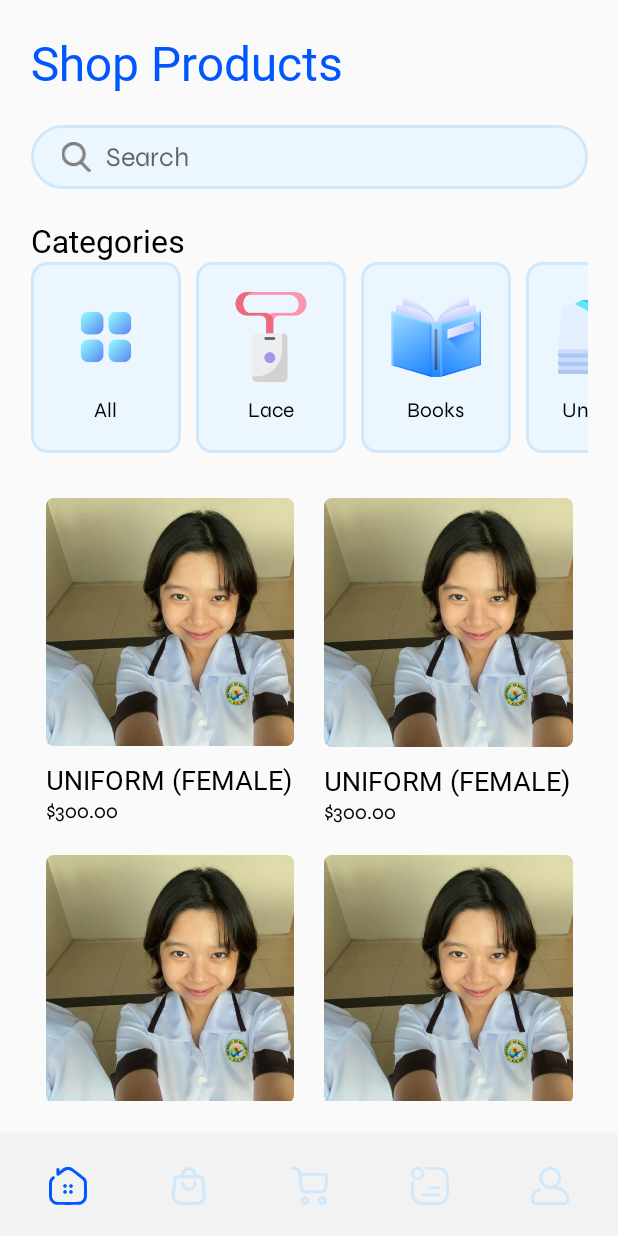
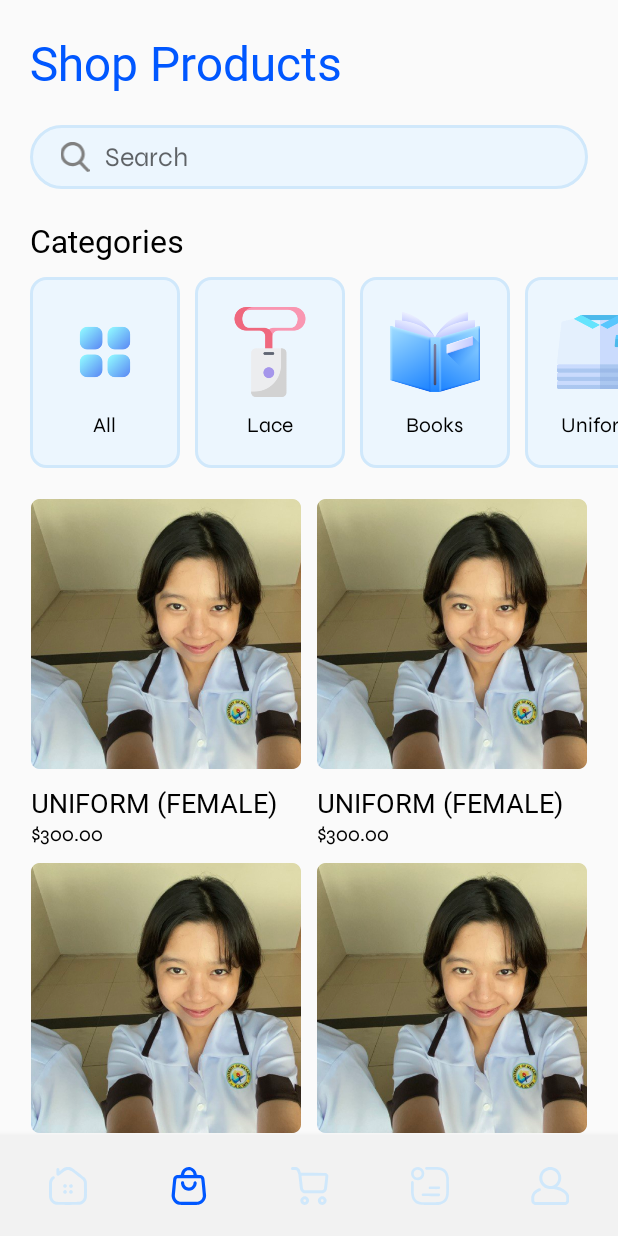
Before and after one commit to ejpalen/umak-nexus, an Android app: the Shop_Products screen opened directly, with no data from a screen before it, on a phone screen of 412 x 824 dp. Run offline under Robolectric (Android 15) with nearby library versions, the phone set to English and light mode, and no system bars.

Commit message:
Updated the design and initialized the navigation buttons functionality

```diff
--- a/app/src/main/java/com/example/umaknexus/MainActivity.java
+++ b/app/src/main/java/com/example/umaknexus/MainActivity.java
@@ -37,6 +37,7 @@ public class MainActivity extends AppCompatActivity {
             @Override
             public void onClick(View view) {
                 startActivity(new Intent(getApplicationContext(), Onboarding_Signin.class));
+                finish();
             }
         });
 
--- a/app/src/main/res/layout/activity_shop_products.xml
+++ b/app/src/main/res/layout/activity_shop_products.xml
@@ -7,12 +7,11 @@
     tools:context=".Shop_Products">
 
     <LinearLayout
-        android:layout_width="371dp"
-        android:layout_height="wrap_content"
-        android:layout_marginStart="20dp"
+        android:layout_width="0dp"
+        android:layout_height="0dp"
         android:layout_marginTop="20dp"
-        android:layout_marginEnd="20dp"
         android:orientation="vertical"
+        app:layout_constraintBottom_toTopOf="@+id/bottomNavigation"
         app:layout_constraintEnd_toEndOf="parent"
         app:layout_constraintStart_toStartOf="parent"
         app:layout_constraintTop_toTopOf="parent">
@@ -21,6 +20,7 @@
             android:id="@+id/lblShopProducts"
             android:layout_width="match_parent"
             android:layout_height="wrap_content"
+            android:layout_marginHorizontal="20dp"
             android:layout_marginBottom="20dp"
             android:fontFamily="@font/syne_bold"
             android:text="Shop Products"
@@ -30,6 +30,7 @@
         <RelativeLayout
             android:layout_width="wrap_content"
             android:layout_height="wrap_content"
+            android:layout_marginHorizontal="20dp"
             android:layout_marginBottom="20dp"
             android:background="@drawable/search_white_bg"
             android:paddingHorizontal="20dp"
@@ -57,6 +58,20 @@
                 android:hint="Search" />
         </RelativeLayout>
 
+
+        <androidx.core.widget.NestedScrollView
+            android:layout_width="match_parent"
+            android:layout_height="match_parent"
+            app:layout_constraintBottom_toTopOf="@+id/bottomNavigation"
+            app:layout_constraintEnd_toEndOf="parent"
+            app:layout_constraintStart_toStartOf="parent"
+            app:layout_constraintTop_toTopOf="parent">
+
+            <LinearLayout
+                android:layout_width="match_parent"
+                android:layout_height="wrap_content"
+                android:orientation="vertical">
+
                 <LinearLayout
                     android:layout_width="match_parent"
                     android:layout_height="wrap_content"
@@ -66,6 +81,8 @@
                         android:id="@+id/textView2"
                         android:layout_width="match_parent"
                         android:layout_height="wrap_content"
+                        android:layout_marginStart="20dp"
+                        android:layout_marginBottom="10dp"
                         android:fontFamily="@font/syne_bold"
                         android:text="Categories"
                         android:textColor="@color/black"
@@ -75,7 +92,8 @@
                         android:id="@+id/categoryRecyclerView"
                         android:layout_width="match_parent"
                         android:layout_height="wrap_content"
-                android:layout_marginBottom="20dp"
+                        android:layout_marginStart="20dp"
+                        android:layout_marginBottom="15dp"
                         android:orientation="horizontal" />
 
                 </LinearLayout>
@@ -84,8 +102,15 @@
                     android:id="@+id/shopProductRecyclerView"
                     android:layout_width="match_parent"
                     android:layout_height="wrap_content"
-            android:orientation="horizontal"
-            android:layout_marginBottom="110dp"/>
+                    android:layout_marginHorizontal="15dp"
+                    android:layout_marginBottom="20dp"
+                    android:isScrollContainer="false"
+                    android:nestedScrollingEnabled="false"
+                    android:orientation="horizontal" />
+
+            </LinearLayout>
+
+        </androidx.core.widget.NestedScrollView>
 
     </LinearLayout>
 
--- a/app/src/main/res/layout/shopproduct_item_view.xml
+++ b/app/src/main/res/layout/shopproduct_item_view.xml
@@ -9,10 +9,7 @@
         android:id="@+id/shopProduct_LinearLayout"
         android:layout_width="match_parent"
         android:layout_height="wrap_content"
-        android:layout_marginStart="10dp"
-        android:layout_marginTop="10dp"
-        android:layout_marginEnd="10dp"
-        android:layout_marginBottom="10dp"
+        android:layout_margin="5dp"
         android:orientation="vertical">
 
         <ImageView
@@ -25,7 +22,7 @@
 
         <TextView
             android:id="@+id/Product_Textview"
-            android:layout_width="wrap_content"
+            android:layout_width="match_parent"
             android:layout_height="wrap_content"
             android:layout_marginTop="10dp"
             android:fontFamily="@font/syne_semibold"
@@ -35,7 +32,7 @@
 
         <TextView
             android:id="@+id/ProductPrice_Textview"
-            android:layout_width="wrap_content"
+            android:layout_width="match_parent"
             android:layout_height="wrap_content"
             android:fontFamily="@font/syne"
             android:text="$ Price"
```
Also changed, not shown: app/src/main/AndroidManifest.xml (+7 -2 lines), app/src/main/java/com/example/umaknexus/Cart.java (deleted, +0 -56 lines), app/src/main/java/com/example/umaknexus/Cart_Item.java (+5 -5 lines), app/src/main/java/com/example/umaknexus/Cart_Page.java (added, +59 -0 lines), app/src/main/java/com/example/umaknexus/Home.java (+32 -28 lines), app/src/main/java/com/example/umaknexus/Onboarding_Signin.java (+12 -2 lines), app/src/main/java/com/example/umaknexus/Shop_Products.java (+29 -0 lines), app/src/main/res/layout/activity_cart.xml (deleted, +0 -57 lines), app/src/main/res/layout/activity_cart_page.xml (added, +62 -0 lines), app/src/main/res/layout/activity_main.xml (+14 -1 lines), app/src/main/res/layout/activity_onboarding_signin.xml (+41 -8 lines), app/src/main/res/layout/cart_item_view.xml (+14 -12 lines), app/src/main/res/drawable/google_icon.png (added), app/src/main/res/drawable/umak_nexus_logo.png (added), 1 more files. Lines whose indentation alone changed are shown as unchanged.
